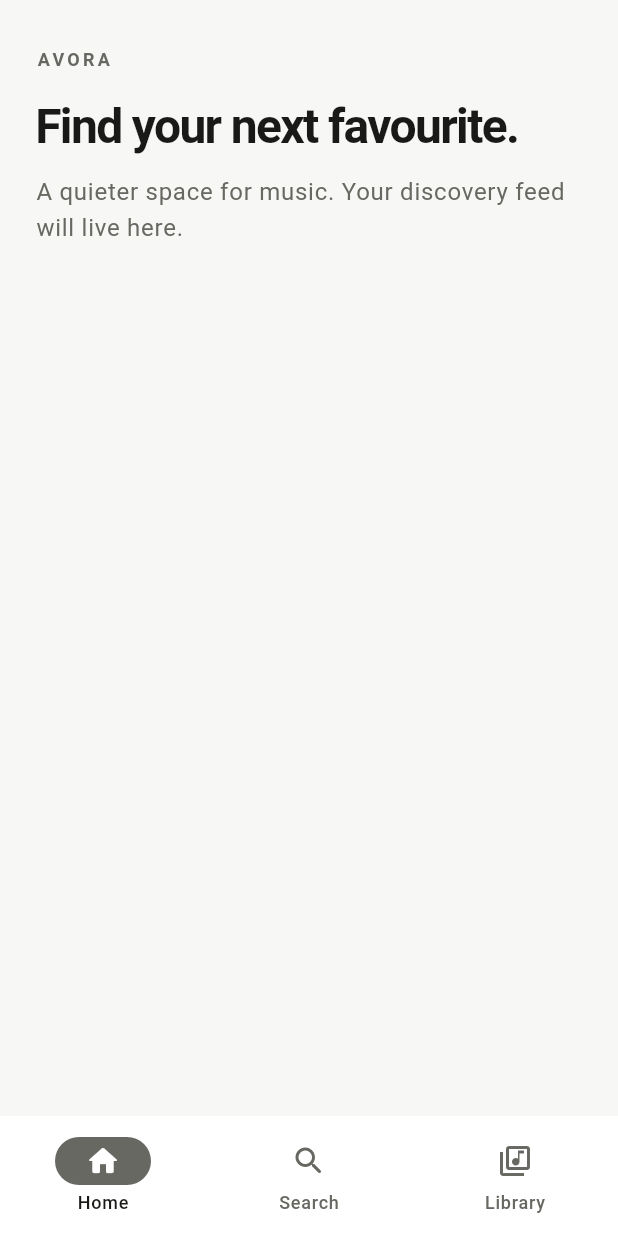
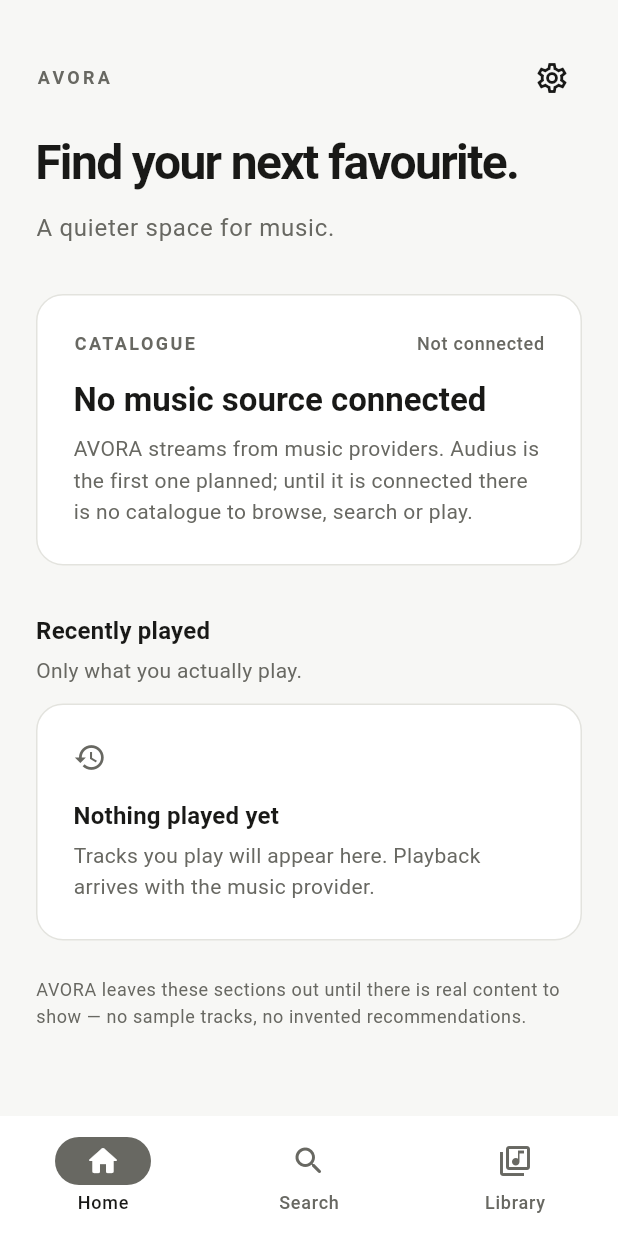
Before and after one commit to Adams-404/avora, a Flutter app: the screen it shows after launch, on a phone screen of 412 x 824 dp. Run offline on Flutter 3.47's test engine with Material 3 defaults, Android fonts, the phone set to English and light mode, and no system bars; our stand-ins replace shared_preferences.

Commit message:
feat(shell): give the destinations real page chrome
The navigation shell shipped three placeholder paragraphs. Replace them with
per-feature screens that state the current capability honestly:

- Home names the missing catalogue instead of showing sample tracks.
- Search is disabled rather than returning an empty result for everything.
- Library explains what will be saved once playback exists.

Adds a shared page frame, page header with the settings entry point, section
header and empty-state components so later stages reuse one set of tokens
rather than rebuilding layout per screen.

```diff
--- /dev/null
+++ b/lib/core/widgets/avora_page.dart
@@ -0,0 +1,36 @@
+import 'package:flutter/material.dart';
+
+import '../../core/theme/avora_spacing.dart';
+
+/// Shared page frame: a centred, width-limited column with the standard
+/// page padding.
+///
+/// The shell owns safe areas and navigation. Keeping the frame here means every
+/// destination scrolls identically and tablet or desktop windows do not stretch
+/// text to the edges.
+class AvoraPage extends StatelessWidget {
+  const AvoraPage({super.key, required this.children});
+
+  final List<Widget> children;
+
+  static const double _maxContentWidth = 640;
+
+  @override
+  Widget build(BuildContext context) {
+    return Align(
+      alignment: Alignment.topCenter,
+      child: ConstrainedBox(
+        constraints: const BoxConstraints(maxWidth: _maxContentWidth),
+        child: ListView(
+          padding: const EdgeInsets.fromLTRB(
+            AvoraSpacing.lg,
+            AvoraSpacing.xl,
+            AvoraSpacing.lg,
+            AvoraSpacing.xxl,
+          ),
+          children: children,
+        ),
+      ),
+    );
+  }
+}
--- /dev/null
+++ b/lib/core/widgets/empty_state.dart
@@ -0,0 +1,57 @@
+import 'package:flutter/material.dart';
+
+import '../theme/avora_spacing.dart';
+
+/// What a destination shows when it has nothing to show.
+///
+/// Empty states explain what will fill them instead of inventing content to
+/// make the screen look populated.
+class EmptyState extends StatelessWidget {
+  const EmptyState({
+    super.key,
+    required this.title,
+    required this.message,
+    this.icon = Icons.graphic_eq,
+  });
+
+  final String title;
+  final String message;
+  final IconData icon;
+
+  @override
+  Widget build(BuildContext context) {
+    final ThemeData theme = Theme.of(context);
+    final ColorScheme scheme = theme.colorScheme;
+
+    return Container(
+      width: double.infinity,
+      padding: const EdgeInsets.all(AvoraSpacing.lg),
+      decoration: BoxDecoration(
+        color: scheme.surface,
+        borderRadius: BorderRadius.circular(AvoraRadii.lg),
+        border: Border.all(color: scheme.outline),
+      ),
+      child: Column(
+        crossAxisAlignment: CrossAxisAlignment.start,
+        children: <Widget>[
+          Icon(icon, size: 22, color: scheme.onSurfaceVariant),
+          const SizedBox(height: AvoraSpacing.md),
+          Text(
+            title,
+            style: theme.textTheme.titleMedium?.copyWith(
+              fontWeight: FontWeight.w600,
+            ),
+          ),
+          const SizedBox(height: AvoraSpacing.xxs),
+          Text(
+            message,
+            style: theme.textTheme.bodyMedium?.copyWith(
+              color: scheme.onSurfaceVariant,
+              height: 1.5,
+            ),
+          ),
+        ],
+      ),
+    );
+  }
+}
--- /dev/null
+++ b/lib/core/widgets/page_header.dart
@@ -0,0 +1,70 @@
+import 'package:flutter/material.dart';
+
+import '../../features/settings/presentation/settings_sheet.dart';
+import '../theme/avora_spacing.dart';
+
+/// The top of every destination: eyebrow, title and a short description, with
+/// the settings entry point aligned to the top right.
+class PageHeader extends StatelessWidget {
+  const PageHeader({
+    super.key,
+    required this.eyebrow,
+    required this.title,
+    required this.description,
+  });
+
+  final String eyebrow;
+  final String title;
+  final String description;
+
+  @override
+  Widget build(BuildContext context) {
+    final ThemeData theme = Theme.of(context);
+    final ColorScheme scheme = theme.colorScheme;
+
+    return Column(
+      crossAxisAlignment: CrossAxisAlignment.start,
+      children: <Widget>[
+        Row(
+          children: <Widget>[
+            Expanded(
+              child: Text(
+                eyebrow,
+                style: theme.textTheme.labelMedium?.copyWith(
+                  letterSpacing: 2.2,
+                  fontWeight: FontWeight.w600,
+                  color: scheme.onSurfaceVariant,
+                ),
+              ),
+            ),
+            IconButton(
+              onPressed: () => showAvoraSettingsSheet(context),
+              icon: const Icon(Icons.settings_outlined),
+              tooltip: 'Settings',
+              visualDensity: VisualDensity.compact,
+            ),
+          ],
+        ),
+        const SizedBox(height: AvoraSpacing.md),
+        Text(
+          title,
+          style: theme.textTheme.headlineLarge?.copyWith(
+            fontWeight: FontWeight.w600,
+            letterSpacing: -1.1,
+          ),
+        ),
+        const SizedBox(height: AvoraSpacing.sm),
+        ConstrainedBox(
+          constraints: const BoxConstraints(maxWidth: 480),
+          child: Text(
+            description,
+            style: theme.textTheme.bodyLarge?.copyWith(
+              color: scheme.onSurfaceVariant,
+              height: 1.5,
+            ),
+          ),
+        ),
+      ],
+    );
+  }
+}
--- /dev/null
+++ b/lib/core/widgets/section_header.dart
@@ -0,0 +1,39 @@
+import 'package:flutter/material.dart';
+
+import '../theme/avora_spacing.dart';
+
+/// A quiet label above a group of content: hierarchy from type and space, not
+/// from rules or cards.
+class SectionHeader extends StatelessWidget {
+  const SectionHeader({super.key, required this.title, this.caption});
+
+  final String title;
+  final String? caption;
+
+  @override
+  Widget build(BuildContext context) {
+    final ThemeData theme = Theme.of(context);
+    final String? caption = this.caption;
+
+    return Column(
+      crossAxisAlignment: CrossAxisAlignment.start,
+      children: <Widget>[
+        Text(
+          title,
+          style: theme.textTheme.titleMedium?.copyWith(
+            fontWeight: FontWeight.w600,
+          ),
+        ),
+        if (caption != null) ...<Widget>[
+          const SizedBox(height: AvoraSpacing.xxs),
+          Text(
+            caption,
+            style: theme.textTheme.bodyMedium?.copyWith(
+              color: theme.colorScheme.onSurfaceVariant,
+            ),
+          ),
+        ],
+      ],
+    );
+  }
+}
--- /dev/null
+++ b/lib/features/home/presentation/home_screen.dart
@@ -0,0 +1,114 @@
+import 'package:flutter/material.dart';
+
+import '../../../core/theme/avora_spacing.dart';
+import '../../../core/widgets/avora_page.dart';
+import '../../../core/widgets/empty_state.dart';
+import '../../../core/widgets/page_header.dart';
+import '../../../core/widgets/section_header.dart';
+
+/// The discovery surface.
+///
+/// No provider is connected yet, so Home says so plainly rather than dressing
+/// up sample content as a catalogue.
+class HomeScreen extends StatelessWidget {
+  const HomeScreen({super.key});
+
+  @override
+  Widget build(BuildContext context) {
+    final ThemeData theme = Theme.of(context);
+
+    return AvoraPage(
+      children: <Widget>[
+        const PageHeader(
+          eyebrow: 'AVORA',
+          title: 'Find your next favourite.',
+          description: 'A quieter space for music.',
+        ),
+        const SizedBox(height: AvoraSpacing.xl),
+        const _CatalogueCard(),
+        const SizedBox(height: AvoraSpacing.xl),
+        const SectionHeader(
+          title: 'Recently played',
+          caption: 'Only what you actually play.',
+        ),
+        const SizedBox(height: AvoraSpacing.sm),
+        const EmptyState(
+          icon: Icons.history,
+          title: 'Nothing played yet',
+          message:
+              'Tracks you play will appear here. Playback arrives with the '
+              'music provider.',
+        ),
+        const SizedBox(height: AvoraSpacing.lg),
+        Text(
+          'AVORA leaves these sections out until there is real content to '
+          'show — no sample tracks, no invented recommendations.',
+          style: theme.textTheme.bodySmall?.copyWith(
+            color: theme.colorScheme.onSurfaceVariant,
+            height: 1.5,
+          ),
+        ),
+      ],
+    );
+  }
+}
+
+class _CatalogueCard extends StatelessWidget {
+  const _CatalogueCard();
+
+  @override
+  Widget build(BuildContext context) {
+    final ThemeData theme = Theme.of(context);
+    final ColorScheme scheme = theme.colorScheme;
+
+    return Container(
+      padding: const EdgeInsets.all(AvoraSpacing.lg),
+      decoration: BoxDecoration(
+        color: scheme.surface,
+        borderRadius: BorderRadius.circular(AvoraRadii.lg),
+        border: Border.all(color: scheme.outline),
+      ),
+      child: Column(
+        crossAxisAlignment: CrossAxisAlignment.start,
+        children: <Widget>[
+          Row(
+            children: <Widget>[
+              Text(
+                'CATALOGUE',
+                style: theme.textTheme.labelMedium?.copyWith(
+                  letterSpacing: 1.6,
+                  fontWeight: FontWeight.w600,
+                  color: scheme.onSurfaceVariant,
+                ),
+              ),
+              const Spacer(),
+              Text(
+                'Not connected',
+                style: theme.textTheme.labelMedium?.copyWith(
+                  color: scheme.onSurfaceVariant,
+                ),
+              ),
+            ],
+          ),
+          const SizedBox(height: AvoraSpacing.md),
+          Text(
+            'No music source connected',
+            style: theme.textTheme.titleLarge?.copyWith(
+              fontWeight: FontWeight.w600,
+            ),
+          ),
+          const SizedBox(height: AvoraSpacing.xs),
+          Text(
+            'AVORA streams from music providers. Audius is the first one '
+            'planned; until it is connected there is no catalogue to browse, '
+            'search or play.',
+            style: theme.textTheme.bodyMedium?.copyWith(
+              color: scheme.onSurfaceVariant,
+              height: 1.5,
+            ),
+          ),
+        ],
+      ),
+    );
+  }
+}
--- /dev/null
+++ b/lib/features/library/presentation/library_screen.dart
@@ -0,0 +1,44 @@
+import 'package:flutter/material.dart';
+
+import '../../../core/theme/avora_spacing.dart';
+import '../../../core/widgets/avora_page.dart';
+import '../../../core/widgets/empty_state.dart';
+import '../../../core/widgets/page_header.dart';
+
+/// The personal collection. Empty because nothing can be saved yet.
+class LibraryScreen extends StatelessWidget {
+  const LibraryScreen({super.key});
+
+  @override
+  Widget build(BuildContext context) {
+    final ThemeData theme = Theme.of(context);
+
+    return AvoraPage(
+      children: <Widget>[
+        const PageHeader(
+          eyebrow: 'YOUR MUSIC',
+          title: 'Library',
+          description:
+              'Your saved tracks and playlists will be collected here.',
+        ),
+        const SizedBox(height: AvoraSpacing.xl),
+        const EmptyState(
+          icon: Icons.library_music_outlined,
+          title: 'Your library is empty',
+          message:
+              'Liked tracks, playlists and recently played music will collect '
+              'here. Nothing here needs an account.',
+        ),
+        const SizedBox(height: AvoraSpacing.sm),
+        Text(
+          'There is nothing to save yet: liking and playlists need playback '
+          'first.',
+          style: theme.textTheme.bodySmall?.copyWith(
+            color: theme.colorScheme.onSurfaceVariant,
+            height: 1.5,
+          ),
+        ),
+      ],
+    );
+  }
+}
--- /dev/null
+++ b/lib/features/search/presentation/search_screen.dart
@@ -0,0 +1,71 @@
+import 'package:flutter/material.dart';
+
+import '../../../core/theme/avora_spacing.dart';
+import '../../../core/widgets/avora_page.dart';
+import '../../../core/widgets/page_header.dart';
+import '../../../core/widgets/section_header.dart';
+
+/// Search, deliberately inert until there is something to search.
+///
+/// A live field that returned nothing would imply the catalogue is empty rather
+/// than absent, so the input is disabled and the reason is stated.
+class SearchScreen extends StatelessWidget {
+  const SearchScreen({super.key});
+
+  @override
+  Widget build(BuildContext context) {
+    final ThemeData theme = Theme.of(context);
+    final ColorScheme scheme = theme.colorScheme;
+
+    return AvoraPage(
+      children: <Widget>[
+        const PageHeader(
+          eyebrow: 'EXPLORE',
+          title: 'Search',
+          description:
+              'Search across the music catalogue. Search becomes available '
+              'when the catalogue connection is added.',
+        ),
+        const SizedBox(height: AvoraSpacing.xl),
+        TextField(
+          enabled: false,
+          decoration: InputDecoration(
+            hintText: 'Tracks, artists and playlists',
+            prefixIcon: const Icon(Icons.search_rounded),
+            filled: true,
+            fillColor: scheme.surface,
+            border: OutlineInputBorder(
+              borderRadius: BorderRadius.circular(AvoraRadii.md),
+              borderSide: BorderSide(color: scheme.outline),
+            ),
+            disabledBorder: OutlineInputBorder(
+              borderRadius: BorderRadius.circular(AvoraRadii.md),
+              borderSide: BorderSide(color: scheme.outline),
+            ),
+          ),
+        ),
+        const SizedBox(height: AvoraSpacing.sm),
+        Text(
+          'Search stays off until a music provider is connected. There is '
+          'nothing to query yet.',
+          style: theme.textTheme.bodyMedium?.copyWith(
+            color: scheme.onSurfaceVariant,
+            height: 1.5,
+          ),
+        ),
+        const SizedBox(height: AvoraSpacing.xl),
+        const SectionHeader(title: 'What search will cover'),
+        const SizedBox(height: AvoraSpacing.sm),
+        Text(
+          'Tracks, artists and playlists from the connected catalogue, with '
+          'results you can play or save. Recent searches will be stored on '
+          'this device only.',
+          style: theme.textTheme.bodyMedium?.copyWith(
+            color: scheme.onSurfaceVariant,
+            height: 1.5,
+          ),
+        ),
+      ],
+    );
+  }
+}
--- a/lib/features/shell/presentation/avora_shell.dart
+++ b/lib/features/shell/presentation/avora_shell.dart
@@ -1,6 +1,8 @@
 import 'package:flutter/material.dart';
 
-import '../../../core/theme/avora_spacing.dart';
+import '../../../features/home/presentation/home_screen.dart';
+import '../../../features/library/presentation/library_screen.dart';
+import '../../../features/search/presentation/search_screen.dart';
 
 enum AvoraDestination { home, search, library }
 
@@ -46,10 +48,10 @@ class _AvoraShellState extends State<AvoraShell> {
       ),
     ];
 
-    final pages = const <Widget>[
-      _HomeScreen(),
-      _SearchScreen(),
-      _LibraryScreen(),
+    const pages = <Widget>[
+      HomeScreen(),
+      SearchScreen(),
+      LibraryScreen(),
     ];
 
     return PopScope(
@@ -116,111 +118,3 @@ class _AvoraShellState extends State<AvoraShell> {
     );
   }
 }
-
-class _HomeScreen extends StatelessWidget {
-  const _HomeScreen();
-
-  @override
-  Widget build(BuildContext context) {
-    return const _DestinationPage(
-      eyebrow: 'AVORA',
-      title: 'Find your next favourite.',
-      description:
-          'A quieter space for music. Your discovery feed will live here.',
-    );
-  }
-}
-
-class _SearchScreen extends StatelessWidget {
-  const _SearchScreen();
-
-  @override
-  Widget build(BuildContext context) {
-    return const _DestinationPage(
-      eyebrow: 'EXPLORE',
-      title: 'Search',
-      description:
-          'Search across the music catalogue. Search becomes available when the catalogue connection is added.',
-    );
-  }
-}
-
-class _LibraryScreen extends StatelessWidget {
-  const _LibraryScreen();
-
-  @override
-  Widget build(BuildContext context) {
-    return const _DestinationPage(
-      eyebrow: 'YOUR MUSIC',
-      title: 'Library',
-      description:
-          'Your saved tracks and playlists will be collected here.',
-    );
-  }
-}
-
-class _DestinationPage extends StatelessWidget {
-  const _DestinationPage({
-    required this.eyebrow,
-    required this.title,
-    required this.description,
-  });
-
-  final String eyebrow;
-  final String title;
-  final String description;
-
-  @override
-  Widget build(BuildContext context) {
-    final textTheme = Theme.of(context).textTheme;
-    return LayoutBuilder(
-      builder: (context, constraints) {
-        final horizontalPadding =
-            constraints.maxWidth >= 720 ? 48.0 : AvoraSpacing.lg;
-        return SingleChildScrollView(
-          padding: EdgeInsets.fromLTRB(
-            horizontalPadding,
-            AvoraSpacing.xl,
-            horizontalPadding,
-            AvoraSpacing.xxl,
-          ),
-          child: ConstrainedBox(
-            constraints: const BoxConstraints(maxWidth: 920),
-            child: Column(
-              crossAxisAlignment: CrossAxisAlignment.start,
-              children: [
-                Text(
-                  eyebrow,
-                  style: textTheme.labelMedium?.copyWith(
-                    letterSpacing: 2.2,
-                    fontWeight: FontWeight.w600,
-                    color: Theme.of(context).colorScheme.onSurfaceVariant,
-                  ),
-                ),
-                const SizedBox(height: AvoraSpacing.md),
-                Text(
-                  title,
-                  style: textTheme.headlineLarge?.copyWith(
-                    fontWeight: FontWeight.w600,
-                    letterSpacing: -1.1,
-                  ),
-                ),
-                const SizedBox(height: AvoraSpacing.sm),
-                ConstrainedBox(
-                  constraints: const BoxConstraints(maxWidth: 480),
-                  child: Text(
-                    description,
-                    style: textTheme.bodyLarge?.copyWith(
-                      color: Theme.of(context).colorScheme.onSurfaceVariant,
-                      height: 1.5,
-                    ),
-                  ),
-                ),
-              ],
-            ),
-          ),
-        );
-      },
-    );
-  }
-}
--- a/lib/main.dart
+++ b/lib/main.dart
@@ -2,6 +2,7 @@ import 'package:flutter/material.dart';
 
 import 'core/theme/avora_theme.dart';
 import 'core/theme/theme_controller.dart';
+import 'core/theme/theme_scope.dart';
 import 'features/shell/presentation/avora_shell.dart';
 
 Future<void> main() async {
@@ -22,7 +23,9 @@ class AvoraApp extends StatelessWidget {
 
   @override
   Widget build(BuildContext context) {
-    return AnimatedBuilder(
+    return ThemeControllerScope(
+      controller: themeController,
+      child: AnimatedBuilder(
         animation: themeController,
         builder: (context, _) {
           final isAmoled = themeController.mode == AvoraThemeMode.amoled;
@@ -36,6 +39,7 @@ class AvoraApp extends StatelessWidget {
             home: const AvoraShell(),
           );
         },
+      ),
     );
   }
 }
```
Lines whose indentation alone changed are shown as unchanged.
